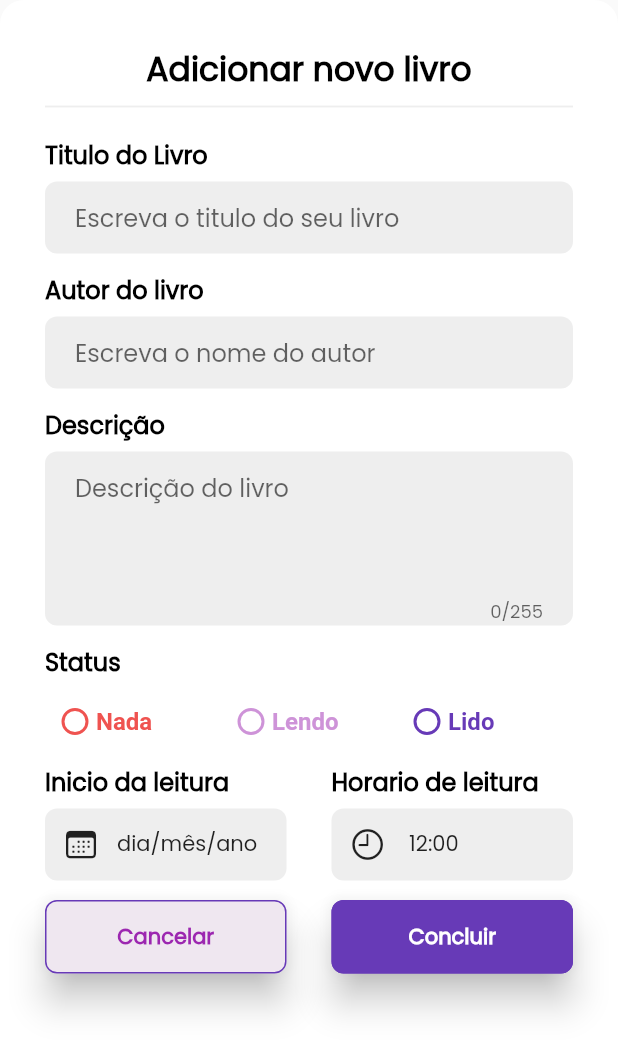
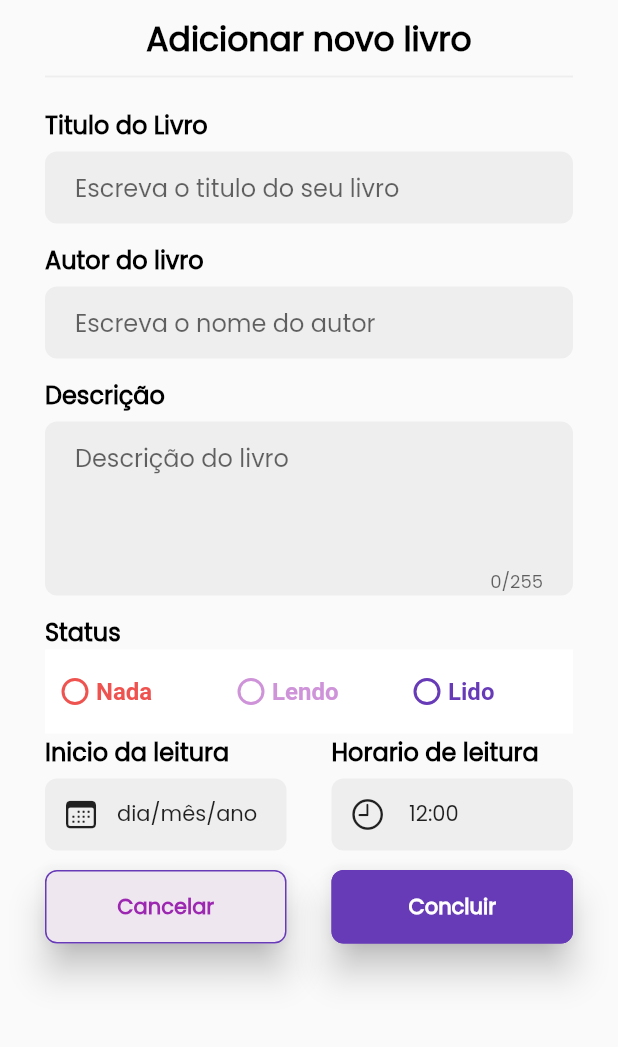
Before and after one commit to gawacasi/gengarBooks, a Flutter app: what newBookModel() shows on an empty page, opened directly, on a phone screen of 412 x 824 dp. Shown: the top 1047 px of the screen. Run offline on Flutter 3.47's test engine with Material 2 defaults, Android fonts, the phone set to English and light mode, and no system bars; our stand-ins replace flutter_riverpod, gap.

Commit message:
newBookModal consertado com scrollview + botão cancel

```diff
--- a/lib/widgets/newBookModel.dart
+++ b/lib/widgets/newBookModel.dart
@@ -15,11 +15,14 @@
 
   @override
   Widget build(BuildContext context, WidgetRef ref) {
-    return Container(
-      padding: const EdgeInsets.all(30),
-      height: MediaQuery.of(context).size.height * 0.9,
-      decoration: BoxDecoration(
-          borderRadius: BorderRadius.circular(16), color: Colors.white),
+    return GestureDetector(
+      onVerticalDragEnd: (details) {
+        if (details.primaryVelocity! > 0) {
+          Navigator.pop(context); // Fecha o modal ao arrastar para baixo
+        }
+      },
+      child: SingleChildScrollView(
+        padding: EdgeInsets.only(left: 30, right: 30, top: 10, bottom: 30),
         child: Column(
           crossAxisAlignment: CrossAxisAlignment.start,
           children: [
@@ -81,7 +84,9 @@
                       statusColor: Colors.red.shade400,
                       valueInput: 1,
                       onChangedValue: () => {
-                          ref.read(radioProvider.notifier).update((state) => 1),
+                            ref
+                                .read(radioProvider.notifier)
+                                .update((state) => 1),
                           }),
                 ),
                 Expanded(
@@ -90,7 +95,9 @@
                       statusColor: Colors.purple.shade200,
                       valueInput: 2,
                       onChangedValue: () => {
-                          ref.read(radioProvider.notifier).update((state) => 2),
+                            ref
+                                .read(radioProvider.notifier)
+                                .update((state) => 2),
                           }),
                 ),
                 Expanded(
@@ -99,7 +106,9 @@
                       statusColor: Colors.deepPurple,
                       valueInput: 3,
                       onChangedValue: () => {
-                          ref.read(radioProvider.notifier).update((state) => 3),
+                            ref
+                                .read(radioProvider.notifier)
+                                .update((state) => 3),
                           }),
                 )
               ],
@@ -135,7 +144,9 @@
                       ),
                       padding: const EdgeInsets.symmetric(vertical: 14),
                     ),
-                  onPressed: () {},
+                    onPressed: () {
+                      Navigator.pop(context);
+                    },
                     child: const Text(
                       'Cancelar',
                       style: TextStyle(
@@ -168,6 +179,7 @@
             )
           ],
         ),
+      ),
     );
   }
 }
```
Lines whose indentation alone changed are shown as unchanged.
